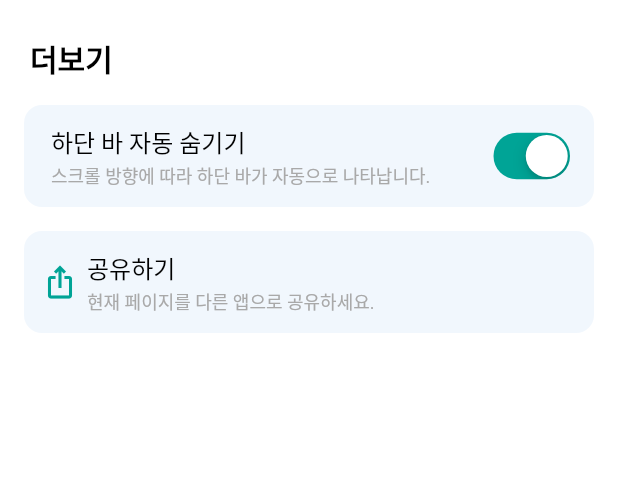
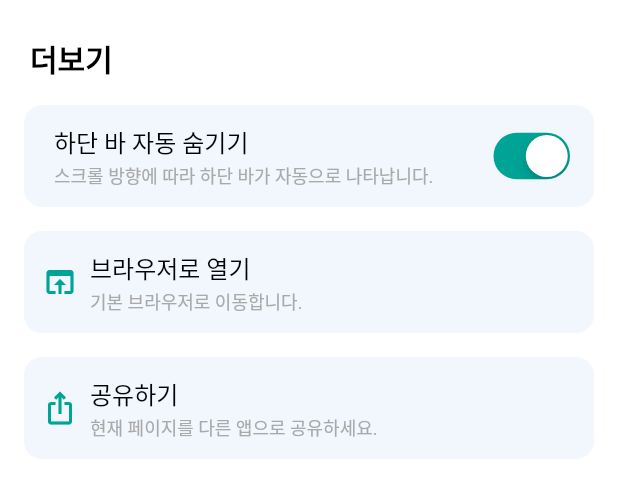
Before and after one commit to koreanhole/wikiguru, a Flutter app: the MoreBottomSheets widget shown alone on an empty page, opened directly, on a phone screen of 412 x 824 dp. Shown: the top 498 px of the screen. Run offline on Flutter 3.47's test engine with Material 3 defaults, Android fonts, the phone set to English and light mode, and no system bars; our stand-ins replace go_router, hive_flutter, logger, modal_bottom_sheet, share_plus, top_snackbar_flutter; missing offline and left inert: flutter_inappwebview; accounts and stored records are empty.

Commit message:
Add launch in app browser

```diff
--- a/lib/components/bottomsheets/bottom_sheet_item.dart
+++ b/lib/components/bottomsheets/bottom_sheet_item.dart
@@ -54,7 +54,7 @@ class BottomSheetItem extends StatelessWidget {
                         leadingIcon,
                         color: PlutoColors.primaryColor,
                       ),
-                    SizedBox(width: 6),
+                    SizedBox(width: 8),
                     Column(
                       crossAxisAlignment: CrossAxisAlignment.start,
                       mainAxisAlignment: MainAxisAlignment.center,
--- a/lib/components/bottomsheets/more_bottom_sheets.dart
+++ b/lib/components/bottomsheets/more_bottom_sheets.dart
@@ -1,9 +1,13 @@
+import 'dart:io';
+
 import 'package:flutter/cupertino.dart';
 import 'package:flutter/material.dart';
 import 'package:provider/provider.dart';
 import 'package:share_plus/share_plus.dart';
+import 'package:url_launcher/url_launcher_string.dart';
 import 'package:wikiguru/base/theme/pluto_colors.dart';
 import 'package:wikiguru/base/utils/web_view_navigator.dart';
+import 'package:wikiguru/base/utils/widget_utils.dart';
 import 'package:wikiguru/base/widgets/pluto_snack_bar.dart';
 import 'package:wikiguru/components/bottomsheets/bottom_sheet_item.dart';
 import 'package:wikiguru/components/bottomsheets/bottom_sheet_title.dart';
@@ -22,11 +26,15 @@ class MoreBottomSheets extends StatelessWidget {
           crossAxisAlignment: CrossAxisAlignment.stretch,
           children: [
             SizedBox(height: 24),
-            BottomSheetTitle(titleText: "더보기"),
-            SizedBox(height: 16),
-            _SetAnimatedFloatingActionButtonBottomSheetItem(),
-            SizedBox(height: 16),
-            _SharePageBottomSheetItem(),
+            ...addSpacingBetween(
+              widgets: [
+                BottomSheetTitle(titleText: "더보기"),
+                _SetAnimatedFloatingActionButtonBottomSheetItem(),
+                _LaunchInAppBrowserBottomSheetItem(),
+                _SharePageBottomSheetItem(),
+              ],
+              heightSpacing: 16.0,
+            ),
           ],
         ),
       ),
@@ -82,3 +90,25 @@ class _SharePageBottomSheetItem extends StatelessWidget {
     );
   }
 }
+
+class _LaunchInAppBrowserBottomSheetItem extends StatelessWidget {
+  @override
+  Widget build(BuildContext context) {
+    return BottomSheetItem(
+      labelText: "브라우저로 열기",
+      subLabelText: Platform.isIOS ? "앱 내 사파리로 이동합니다." : "기본 브라우저로 이동합니다.",
+      leadingIcon: Icons.open_in_browser_outlined,
+      onTap: () async {
+        final currentUrl =
+            await WebViewNavigator(context: context).getCurrentUrl();
+        if (currentUrl == null) {
+          return;
+        }
+        await launchUrlString(
+          currentUrl,
+          mode: LaunchMode.inAppBrowserView,
+        );
+      },
+    );
+  }
+}
--- a/pubspec.yaml
+++ b/pubspec.yaml
@@ -42,6 +42,7 @@ dependencies:
   share_plus: ^10.1.4
   hive_flutter: ^1.1.0
   flutter_inappwebview: ^6.1.5
+  url_launcher: ^6.3.1
 
 dev_dependencies:
   flutter_launcher_icons: ^0.14.3
```
Also changed, not shown: pubspec.lock, 1 other file.
